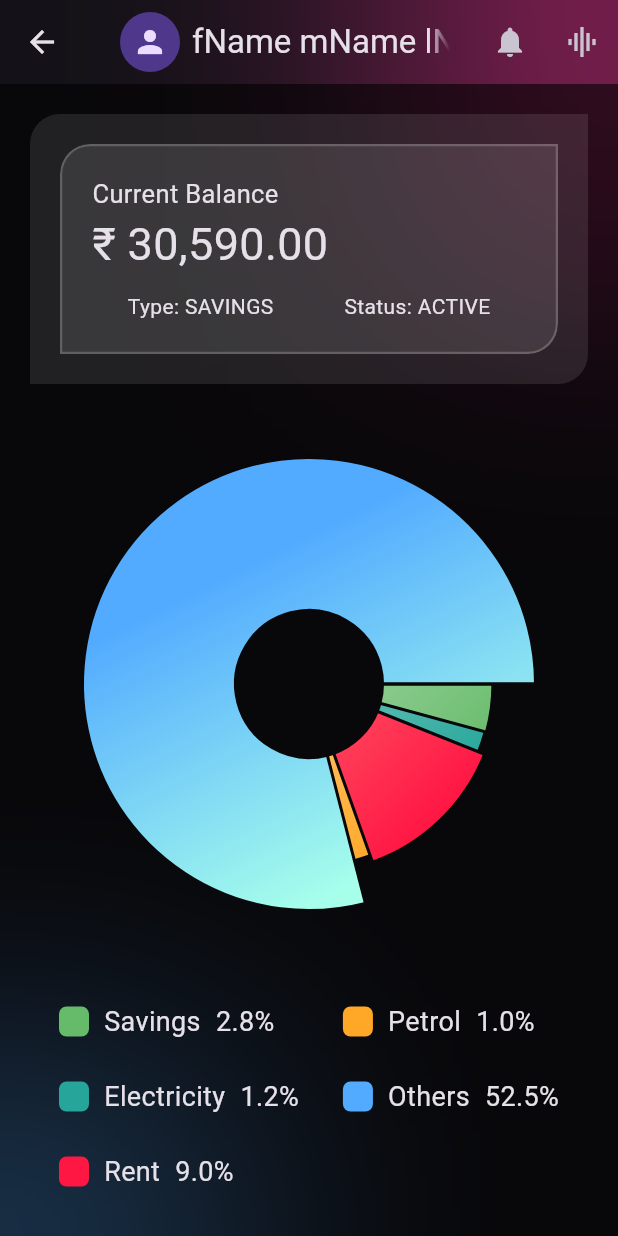
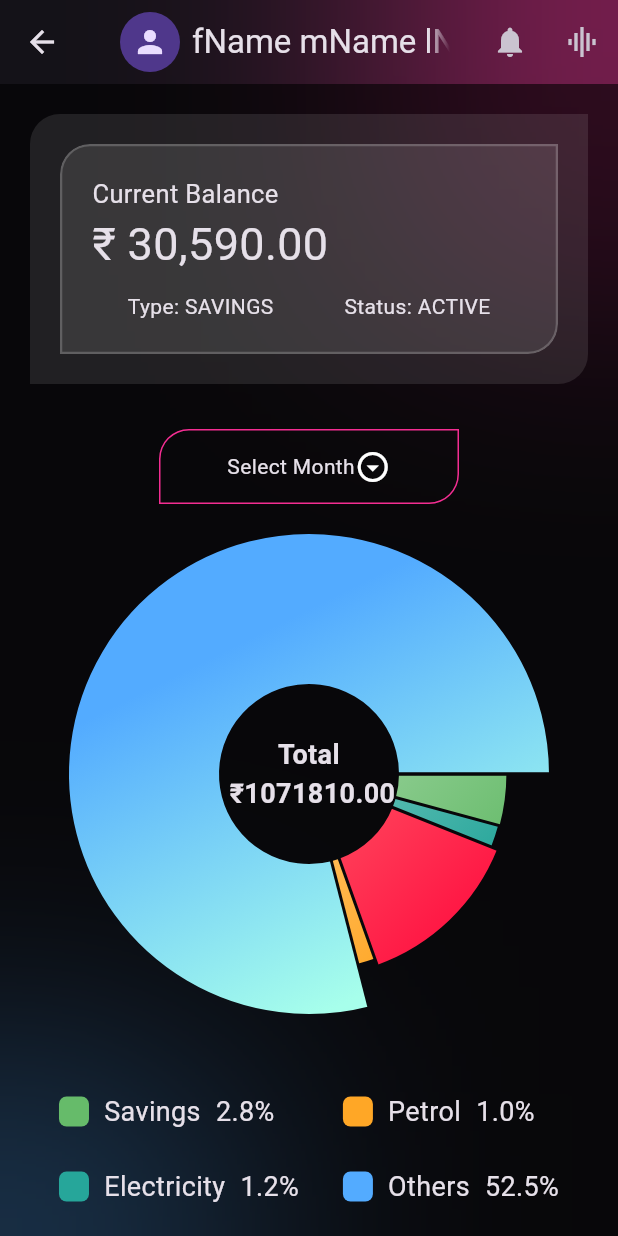
Before and after one commit to AnandhuA/TransactionsApp, a Flutter app: the HomeScreen screen opened directly, on a phone screen of 412 x 824 dp. Run offline on Flutter 3.47's test engine with Material 3 defaults, Android fonts, the phone set to English and light mode, and no system bars; drawn by our look-alikes of fl_chart; our stand-ins replace bloc, carousel_slider, firebase_auth, firebase_core, flutter_bloc, lottie and 1 more; missing offline and left inert: month_year_picker; accounts and stored records are empty.

Commit message:
add fillters

```diff
--- a/lib/data/bloc/featch_details/featch_details_event.dart
+++ b/lib/data/bloc/featch_details/featch_details_event.dart
@@ -19,3 +19,12 @@ final class FeatchAnalyticsEvent extends FeatchDetailsEvent {
 
   FeatchAnalyticsEvent({required this.year, required this.month});
 }
+
+
+final class FeateHomeDetailsWithDate extends FeatchDetailsEvent {
+  final DateTime date;
+
+  FeateHomeDetailsWithDate({
+    required this.date,
+  });
+}
--- a/lib/screens/analytics_screen.dart
+++ b/lib/screens/analytics_screen.dart
@@ -9,10 +9,10 @@ class AnalyticsScreen extends StatefulWidget {
   const AnalyticsScreen({super.key});
 
   @override
-  _AnalyticsScreenState createState() => _AnalyticsScreenState();
+  AnalyticsScreenState createState() => AnalyticsScreenState();
 }
 
-class _AnalyticsScreenState extends State<AnalyticsScreen> {
+class AnalyticsScreenState extends State<AnalyticsScreen> {
   String selectedMonth = 'January';
   String selectedYear = '2024';
 
--- a/lib/screens/home_screen.dart
+++ b/lib/screens/home_screen.dart
@@ -3,10 +3,13 @@
 import 'package:flutter/material.dart';
 import 'package:flutter_bloc/flutter_bloc.dart';
 import 'package:intl/intl.dart';
+import 'package:month_year_picker/month_year_picker.dart';
 import 'package:transaction_app/core/background.dart';
+import 'package:transaction_app/core/colors.dart';
 import 'package:transaction_app/core/const_size.dart';
 import 'package:transaction_app/data/bloc/featch_details/featch_details_bloc.dart';
 import 'package:transaction_app/screens/widgets/card_widget.dart';
+
 import 'package:transaction_app/screens/widgets/pi_graph.dart';
 
 class HomeScreen extends StatefulWidget {
@@ -17,10 +20,30 @@ class HomeScreen extends StatefulWidget {
 }
 
 class _HomeScreenState extends State<HomeScreen> {
+  DateTime? selectedMonth;
   @override
   void initState() {
     context.read<FeatchDetailsBloc>().add(FeatchAllDetailsEvent());
     super.initState();
+  }
+
+  void _pickMonth() async {
+    final pickedMonth = await showMonthYearPicker(
+      context: context,
+      initialDate: selectedMonth ?? DateTime.now(),
+      firstDate: DateTime(2000),
+      lastDate: DateTime.now(),
+    );
+
+    if (pickedMonth != null) {
+      setState(() {
+        selectedMonth = pickedMonth;
+      });
+      if (selectedMonth != null) {
+        context.read<FeatchDetailsBloc>().add(
+            FeateHomeDetailsWithDate(date: selectedMonth ?? DateTime.now()));
+      }
+    }
   }
 
   @override
@@ -37,15 +60,7 @@ class _HomeScreenState extends State<HomeScreen> {
               title: Row(
                 children: [
                   IconButton(
-                    onPressed: () {
-                      // Navigator.push(
-                      //     context,
-                      //     MaterialPageRoute(
-                      //       builder: (context) => ProfileScreen(
-                      //         statement: state.statement,
-                      //       ),
-                      //     ));
-                    },
+                    onPressed: () {},
                     icon: const CircleAvatar(
                       child: Icon(Icons.person),
                     ),
@@ -72,25 +87,36 @@ class _HomeScreenState extends State<HomeScreen> {
                   child: Column(
                     children: [
                       InkWell(
-                        // onTap: () => Navigator.push(
-                        //     context,
-                        //     MaterialPageRoute(
-                        //       builder: (context) =>
-                        //           ProfileScreen(statement: state.statement),
-                        //     )),
                         child: CardWidget(
                           formattedBalance: formattedBalance,
                           statement: state.statement,
                         ),
                       ),
                       height20,
-                      // ChartWidget(
-                      //   dailyPieChartSections: state.dailyPieChartSections,
-                      //   monthlyPieChartSections: state.monthlyPieChartSections,
-                      //   yearlyPieChartSections: state.yearlyPieChartSections,
-                      // ),
-                      height20,
-
+                      InkWell(
+                        onTap: _pickMonth,
+                        child: Container(
+                          width: 200,
+                          height: 50,
+                          decoration: BoxDecoration(
+                              borderRadius: const BorderRadius.only(
+                                topLeft: Radius.circular(20),
+                                bottomRight: Radius.circular(20),
+                              ),
+                              border: Border.all(color: primaryColor)),
+                          child: Row(
+                            mainAxisAlignment: MainAxisAlignment.center,
+                            children: [
+                              selectedMonth == null
+                                  ? const Text("Select Month")
+                                  : Text(DateFormat.yMMMM()
+                                      .format(selectedMonth!)),
+                              const Icon(Icons.arrow_drop_down_circle_outlined)
+                            ],
+                          ),
+                        ),
+                      ),
+                      height30,
                       PigraphDetailsWidget(
                         electricity: state.totalElectricityTransationAmount,
                         others: state.totalOtherTransationAmount,
@@ -100,17 +126,6 @@ class _HomeScreenState extends State<HomeScreen> {
                         saveings: state.totalSavingsTransationAmount,
                       ),
                       height20,
-                      // ElevatedButton(
-                      //   onPressed: () {
-                      //     Navigator.push(
-                      //         context,
-                      //         MaterialPageRoute(
-                      //           builder: (context) => TransactionScreen(),
-                      //         ));
-                      //   },
-                      //   style: elevatedButtonStyle,
-                      //   child: const Text("All Transactions"),
-                      // )
                     ],
                   ),
                 ),
--- a/lib/screens/widgets/pi_graph.dart
+++ b/lib/screens/widgets/pi_graph.dart
@@ -1,134 +1,8 @@
-import 'dart:developer';
-import 'dart:ui';
-
 import 'package:fl_chart/fl_chart.dart';
 import 'package:flutter/material.dart';
+import 'package:lottie/lottie.dart';
 import 'package:transaction_app/core/colors.dart';
 import 'package:transaction_app/core/const_size.dart';
-
-class PiGraph extends StatelessWidget {
-  final double saveings;
-  final double electricity;
-  final double rent;
-  final double salary;
-  final double others;
-  final double petrol;
-
-  const PiGraph({
-    super.key,
-    required this.saveings,
-    required this.electricity,
-    required this.rent,
-    required this.salary,
-    required this.others,
-    required this.petrol,
-  });
-
-  @override
-  Widget build(BuildContext context) {
-    final total = saveings + electricity + rent + salary + others + petrol;
-    final maxValue = [saveings, electricity, rent, salary, others, petrol]
-        .reduce((a, b) => a > b ? a : b);
-    const minRadius = 70.0;
-    const maxRadius = 100.0;
-
-    double calculateRadius(double value) {
-      return minRadius + (value / maxValue) * (maxRadius - minRadius);
-    }
-
-    final sections = [
-      PieChartSectionData(
-          gradient: LinearGradient(
-            colors: [saveingsColor100, saveingsColor],
-            begin: Alignment.topLeft,
-            end: Alignment.bottomRight,
-          ),
-          showTitle: false,
-          titleStyle: const TextStyle(color: Colors.black),
-          color: saveingsColor,
-          value: saveings / total * 100,
-          title: '${(saveings / total * 100).toStringAsFixed(1)}%',
-          radius: calculateRadius(saveings)),
-      PieChartSectionData(
-        gradient: LinearGradient(
-          colors: [electricityColor100, electricityColor],
-          begin: Alignment.topLeft,
-          end: Alignment.bottomRight,
-        ),
-        showTitle: false,
-        titleStyle: const TextStyle(color: Colors.black),
-        color: electricityColor,
-        value: electricity / total * 100,
-        title: '${(electricity / total * 100).toStringAsFixed(1)}%',
-        radius: calculateRadius(electricity),
-      ),
-      PieChartSectionData(
-        gradient: LinearGradient(
-          colors: [rentColor100, rentColor],
-          begin: Alignment.topLeft,
-          end: Alignment.bottomRight,
-        ),
-        showTitle: false,
-        titleStyle: const TextStyle(color: Colors.black),
-        color: rentColor,
-        value: rent / total * 100,
-        title: '${(rent / total * 100).toStringAsFixed(1)}%',
-        radius: calculateRadius(rent),
-      ),
-      // PieChartSectionData(
-      //   color: Colors.tealAccent.shade100,
-      //   value: salary / total * 100,
-      //   title: '${(salary / total * 100).toStringAsFixed(1)}%',
-      //   radius: calculateRadius(salary),
-      // ),
-      PieChartSectionData(
-        gradient: LinearGradient(
-          colors: [petrolColor100, petrolColor],
-          begin: Alignment.topLeft,
-          end: Alignment.bottomRight,
-        ),
-        showTitle: false,
-        titleStyle: const TextStyle(color: Colors.black),
-        color: petrolColor,
-        value: petrol / total * 100,
-        title: '${(petrol / total * 100).toStringAsFixed(1)}%',
-        radius: calculateRadius(petrol),
-      ),
-      PieChartSectionData(
-        gradient: LinearGradient(
-          colors: [otherColor100, otherColor],
-          begin: Alignment.bottomRight,
-          end: Alignment.topCenter,
-        ),
-        titleStyle: const TextStyle(color: Colors.black, fontSize: 10),
-        showTitle: false,
-        color: otherColor,
-        value: others / total * 100,
-        title: '${(others / total * 100).toStringAsFixed(1)}%',
-        radius: calculateRadius(others),
-      ),
-    ];
-
-    return SizedBox(
-      height: 300,
-      width: double.infinity,
-      child: PieChart(
-        PieChartData(
-          borderData: FlBorderData(show: true, border: Border.all()),
-          sections: sections,
-          pieTouchData: PieTouchData(
-            enabled: true,
-            touchCallback: (p0, p1) {},
-          ),
-
-          // titlePositionPercentageOffset: 0.55,
-        ),
-        swapAnimationDuration: const Duration(seconds: 2), // Optional
-        swapAnimationCurve: Curves.easeInOutCubicEmphasized, // Optional
-      ),
-    );
-  }
-}
 
 class PigraphDetailsWidget extends StatelessWidget {
   final double saveings;
@@ -249,3 +123,194 @@ class PigraphDetailsWidget extends StatelessWidget {
     );
   }
 }
+
+class PiGraph extends StatefulWidget {
+  final double saveings;
+  final double electricity;
+  final double rent;
+  final double salary;
+  final double others;
+  final double petrol;
+
+  const PiGraph({
+    super.key,
+    required this.saveings,
+    required this.electricity,
+    required this.rent,
+    required this.salary,
+    required this.others,
+    required this.petrol,
+  });
+
+  @override
+  PiGraphState createState() => PiGraphState();
+}
+
+class PiGraphState extends State<PiGraph> {
+  int touchedIndex = -1;
+
+  @override
+  Widget build(BuildContext context) {
+    final total = widget.saveings +
+        widget.electricity +
+        widget.rent +
+        widget.salary +
+        widget.others +
+        widget.petrol;
+
+    if (total == 0.0) {
+      return Center(
+        child: Column(
+          children: [
+            Lottie.asset("assets/no transation.json", width: 150),
+            const Text("No Transaction Found")
+          ],
+        ),
+      );
+    }
+    final maxValue = [
+      widget.saveings,
+      widget.electricity,
+      widget.rent,
+      widget.salary,
+      widget.others,
+      widget.petrol
+    ].reduce((a, b) => a > b ? a : b);
+    const minRadius = 70.0;
+    const maxRadius = 100.0;
+
+    double calculateRadius(double value) {
+      return minRadius + (value / maxValue) * (maxRadius - minRadius);
+    }
+
+    final sections = [
+      PieChartSectionData(
+          gradient: LinearGradient(
+            colors: [saveingsColor100, saveingsColor],
+            begin: Alignment.topLeft,
+            end: Alignment.bottomRight,
+          ),
+          showTitle: false,
+          color: saveingsColor,
+          value: widget.saveings / total * 100,
+          title: '${(widget.saveings / total * 100).toStringAsFixed(1)}%',
+          radius: calculateRadius(widget.saveings)),
+      PieChartSectionData(
+        gradient: LinearGradient(
+          colors: [electricityColor100, electricityColor],
+          begin: Alignment.topLeft,
+          end: Alignment.bottomRight,
+        ),
+        showTitle: false,
+        color: electricityColor,
+        value: widget.electricity / total * 100,
+        title: '${(widget.electricity / total * 100).toStringAsFixed(1)}%',
+        radius: calculateRadius(widget.electricity),
+      ),
+      PieChartSectionData(
+        gradient: LinearGradient(
+          colors: [rentColor100, rentColor],
+          begin: Alignment.topLeft,
+          end: Alignment.bottomRight,
+        ),
+        showTitle: false,
+        color: rentColor,
+        value: widget.rent / total * 100,
+        title: '${(widget.rent / total * 100).toStringAsFixed(1)}%',
+        radius: calculateRadius(widget.rent),
+      ),
+      PieChartSectionData(
+        gradient: LinearGradient(
+          colors: [petrolColor100, petrolColor],
+          begin: Alignment.topLeft,
+          end: Alignment.bottomRight,
+        ),
+        showTitle: false,
+        color: petrolColor,
+        value: widget.petrol / total * 100,
+        title: '${(widget.petrol / total * 100).toStringAsFixed(1)}%',
+        radius: calculateRadius(widget.petrol),
+      ),
+      PieChartSectionData(
+        gradient: LinearGradient(
+          colors: [otherColor100, otherColor],
+          begin: Alignment.bottomRight,
+          end: Alignment.topCenter,
+        ),
+        showTitle: false,
+        color: otherColor,
+        value: widget.others / total * 100,
+        title: '${(widget.others / total * 100).toStringAsFixed(1)}%',
+        radius: calculateRadius(widget.others),
+      ),
+    ];
+
+    return SizedBox(
+      height: 300,
+      width: double.infinity,
+      child: Stack(
+        children: [
+          PieChart(
+            PieChartData(
+              borderData: FlBorderData(show: true, border: Border.all()),
+              sections: sections,
+              pieTouchData: PieTouchData(
+                enabled: true,
+                touchCallback: (touchEvent, pieTouchResponse) {
+                  setState(() {
+                    if (pieTouchResponse != null &&
+                        pieTouchResponse.touchedSection != null) {
+                      touchedIndex =
+                          pieTouchResponse.touchedSection!.touchedSectionIndex;
+                    } else {
+                      touchedIndex = -1;
+                    }
+                  });
+                },
+              ),
+              centerSpaceRadius: 60,
+            ),
+            swapAnimationDuration: const Duration(seconds: 2),
+            swapAnimationCurve: Curves.easeInOutCubicEmphasized,
+          ),
+          Center(
+            child: Text(
+              'Total\n ₹${total.toStringAsFixed(2)}',
+              textAlign: TextAlign.center,
+              style: const TextStyle(
+                fontSize: 18,
+                fontWeight: FontWeight.bold,
+              ),
+            ),
+          ),
+          if (touchedIndex != -1) ...[
+            Positioned(
+              top: 10,
+              left: 10,
+              child: Container(
+                padding: const EdgeInsets.all(8),
+                decoration: BoxDecoration(
+                  color: Colors.white,
+                  borderRadius: BorderRadius.circular(10),
+                  boxShadow: [
+                    BoxShadow(
+                      color: Colors.black.withOpacity(0.1),
+                      blurRadius: 10,
+                    ),
+                  ],
+                ),
+                child: Text(
+                  'Category: ${sections[touchedIndex].title}\nValue: ${sections[touchedIndex].value.toStringAsFixed(2)}%',
+                  style: const TextStyle(
+                    fontSize: 14,
+                    fontWeight: FontWeight.bold,
+                  ),
+                ),
+              ),
+            ),
+          ],
+        ],
+      ),
+    );
+  }
+}
--- a/pubspec.yaml
+++ b/pubspec.yaml
@@ -16,7 +16,7 @@ publish_to: 'none' # Remove this line if you wish to publish to pub.dev
 # https://developer.apple.com/library/archive/documentation/General/Reference/InfoPlistKeyReference/Articles/CoreFoundationKeys.html
 # In Windows, build-name is used as the major, minor, and patch parts
 # of the product and file versions while build-number is used as the build suffix.
-version: 1.0.0+1
+version: 1.0.0+2
 
 environment:
   sdk: '>=3.4.3 <4.0.0'
@@ -47,6 +47,9 @@ dependencies:
   cached_network_image: ^3.3.1
   fl_chart: ^0.68.0
   carousel_slider: ^4.2.1
+  month_year_picker: ^0.4.0+1
+  flutter_localizations:
+    sdk: flutter
 
 
 dev_dependencies:
```
Also changed, not shown: assets/no transation.json (added, +1 -0 lines), lib/data/bloc/featch_details/featch_details_bloc.dart (+151 -12 lines), lib/main.dart (+11 -1 lines), lib/screens/widgets/month_picker.dart (added, +144 -0 lines), pubspec.lock.
